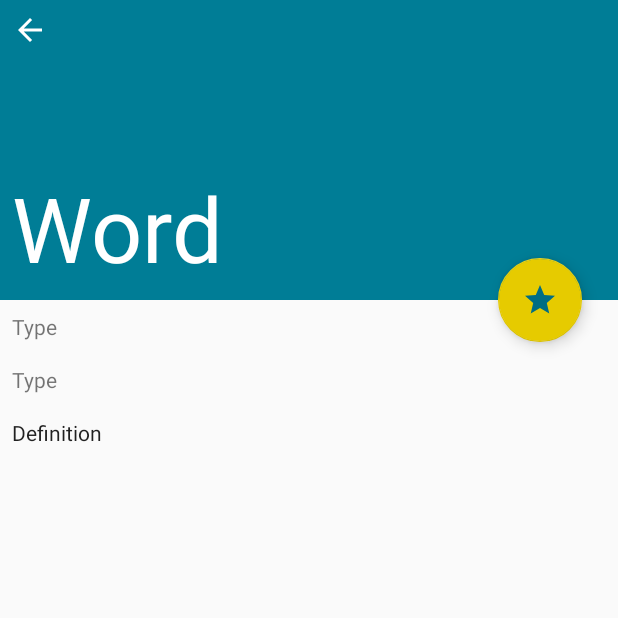
After one commit to vchitai/ezWord, an Android app: the SingleWordActivity screen opened directly, with no data from a screen before it, on a phone screen of 412 x 824 dp, the top half of it. The commit adds this screen. Run offline under Robolectric (Android 15) with nearby library versions, the phone set to English and light mode, and no system bars.

Commit message:
Update UI

```diff
--- a/app/build.gradle
+++ b/app/build.gradle
@@ -23,6 +23,8 @@ dependencies {
     implementation 'com.android.support:appcompat-v7:26.1.0'
     implementation 'com.android.support.constraint:constraint-layout:1.1.0'
     implementation 'com.android.support:support-v4:26.1.0'
+    implementation 'com.github.PhilJay:MPAndroidChart:v3.0.3'
+
     compile 'com.android.support:cardview-v7:26.1.0'
     compile 'com.android.support:design:26.1.0'
     testImplementation 'junit:junit:4.12'
--- /dev/null
+++ b/app/src/main/java/com/ezword/ezword/activities/SingleWordActivity.java
@@ -0,0 +1,15 @@
+package com.ezword.ezword.activities;
+
+import android.support.v7.app.AppCompatActivity;
+import android.os.Bundle;
+
+import com.ezword.ezword.R;
+
+public class SingleWordActivity extends AppCompatActivity {
+
+    @Override
+    protected void onCreate(Bundle savedInstanceState) {
+        super.onCreate(savedInstanceState);
+        setContentView(R.layout.activity_single_word);
+    }
+}
--- /dev/null
+++ b/app/src/main/res/drawable/ic_arrow_back_black_24dp.xml
@@ -0,0 +1,9 @@
+<vector xmlns:android="http://schemas.android.com/apk/res/android"
+        android:width="24dp"
+        android:height="24dp"
+        android:viewportWidth="24.0"
+        android:viewportHeight="24.0">
+    <path
+        android:fillColor="#FF000000"
+        android:pathData="M20,11H7.83l5.59,-5.59L12,4l-8,8 8,8 1.41,-1.41L7.83,13H20v-2z"/>
+</vector>
--- /dev/null
+++ b/app/src/main/res/drawable/ic_star_black_24dp.xml
@@ -0,0 +1,9 @@
+<vector xmlns:android="http://schemas.android.com/apk/res/android"
+        android:width="24dp"
+        android:height="24dp"
+        android:viewportWidth="24.0"
+        android:viewportHeight="24.0">
+    <path
+        android:fillColor="#FF000000"
+        android:pathData="M12,17.27L18.18,21l-1.64,-7.03L22,9.24l-7.19,-0.61L12,2 9.19,8.63 2,9.24l5.46,4.73L5.82,21z"/>
+</vector>
--- /dev/null
+++ b/app/src/main/res/layout/activity_single_word.xml
@@ -0,0 +1,72 @@
+<?xml version="1.0" encoding="utf-8"?>
+<android.support.constraint.ConstraintLayout xmlns:android="http://schemas.android.com/apk/res/android"
+    xmlns:app="http://schemas.android.com/apk/res-auto"
+    xmlns:tools="http://schemas.android.com/tools"
+    android:layout_width="match_parent"
+    android:layout_height="match_parent"
+    tools:context="com.ezword.ezword.activities.SingleWordActivity">
+    <android.support.constraint.ConstraintLayout
+        android:id="@+id/word_item_word_layout"
+        android:layout_width="match_parent"
+        android:layout_height="200dp"
+        android:background="@color/colorPrimary"
+        app:layout_constraintLeft_toLeftOf="parent"
+        app:layout_constraintTop_toTopOf="parent">
+        <ImageButton
+            android:layout_width="wrap_content"
+            android:layout_height="wrap_content"
+            android:src="@drawable/ic_arrow_back_black_24dp"
+            android:tint="@android:color/white"
+            android:background="@android:color/transparent"
+            android:padding="8dp"
+            app:layout_constraintTop_toTopOf="parent"
+            app:layout_constraintLeft_toLeftOf="parent"/>
+        <TextView
+            android:id="@+id/word_item_word"
+            android:layout_width="match_parent"
+            android:layout_height="wrap_content"
+            app:layout_constraintBottom_toBottomOf="parent"
+            android:textColor="@android:color/white"
+            android:padding="8dp"
+            android:textSize="60sp"
+            android:text="@string/word"/>
+    </android.support.constraint.ConstraintLayout>
+
+    <TextView
+        android:id="@+id/word_item_phonetic"
+        android:layout_width="match_parent"
+        android:layout_height="wrap_content"
+        android:padding="8dp"
+        app:layout_constraintLeft_toLeftOf="parent"
+        app:layout_constraintTop_toBottomOf="@id/word_item_word_layout"
+        style="@style/TextAppearance.AppCompat.Small"
+        android:text="@string/type"/>
+
+    <TextView
+        android:id="@+id/word_item_type"
+        android:layout_width="match_parent"
+        android:layout_height="wrap_content"
+        android:padding="8dp"
+        app:layout_constraintLeft_toLeftOf="parent"
+        app:layout_constraintTop_toBottomOf="@id/word_item_phonetic"
+        style="@style/TextAppearance.AppCompat.Small"
+        android:text="@string/type"/>
+    <TextView
+        android:id="@+id/word_item_def"
+        android:layout_width="match_parent"
+        android:layout_height="wrap_content"
+        android:padding="8dp"
+        app:layout_constraintLeft_toLeftOf="parent"
+        app:layout_constraintTop_toBottomOf="@id/word_item_type"
+        style="@style/Base.TextAppearance.AppCompat.Body1"
+        android:text="@string/definition"/>
+    <android.support.design.widget.FloatingActionButton
+        android:layout_width="56dp"
+        android:layout_height="56dp"
+        android:src="@drawable/ic_star_black_24dp"
+        android:tint="@color/colorPrimaryDark"
+        android:layout_marginTop="172dp"
+        android:layout_marginRight="24dp"
+        app:layout_constraintTop_toTopOf="parent"
+        app:layout_constraintRight_toRightOf="parent"/>
+</android.support.constraint.ConstraintLayout>
--- a/app/src/main/res/menu/main_menu.xml
+++ b/app/src/main/res/menu/main_menu.xml
@@ -3,6 +3,6 @@
 <menu xmlns:app="http://schemas.android.com/apk/res-auto"
     xmlns:android="http://schemas.android.com/apk/res/android">
     <item android:id="@+id/action_menu_search"
-        android:title="Search"
+        android:title="@string/settings"
         app:showAsAction="never" />
 </menu>
--- a/app/src/main/res/values/colors.xml
+++ b/app/src/main/res/values/colors.xml
@@ -1,8 +1,8 @@
 <?xml version="1.0" encoding="utf-8"?>
 <resources>
-    <color name="colorPrimary">#3F51B5</color>
-    <color name="colorPrimaryDark">#303F9F</color>
-    <color name="colorAccent">#FF4081</color>
+    <color name="colorPrimary">#007d96</color>
+    <color name="colorPrimaryDark">#006d83</color>
+    <color name="colorAccent">#e6cb00</color>
     <color name="backgroundStartColor">#ffffff</color>
     <color name="backgroundEndColor">#007d96</color>
 </resources>
--- a/app/src/main/res/values/strings.xml
+++ b/app/src/main/res/values/strings.xml
@@ -17,4 +17,5 @@
     <string name="report_bus">Report Bus</string>
     <string name="help">Help</string>
     <string name="about_us">About Us</string>
+    <string name="settings">Settings</string>
 </resources>
--- a/build.gradle
+++ b/build.gradle
@@ -19,6 +19,8 @@ allprojects {
     repositories {
         google()
         jcenter()
+        maven { url 'https://jitpack.io' }
+
     }
 }
 
```
Also changed, not shown: app/src/main/AndroidManifest.xml (+13 -7 lines), app/src/main/java/com/ezword/ezword/activities/ListWordActivity.java (added, +15 -0 lines), app/src/main/java/com/ezword/ezword/activities/ReviseActivity.java (added, +15 -0 lines), app/src/main/java/com/ezword/ezword/fragments/HomeFragment.java (+9 -0 lines), app/src/main/java/com/ezword/ezword/fragments/ReviewFragment.java (+24 -1 lines), app/src/main/res/layout/activity_list_word.xml (added, +9 -0 lines), app/src/main/res/layout/activity_revise.xml (added, +8 -0 lines), app/src/main/res/layout/fragment_review.xml (+3 -4 lines).
